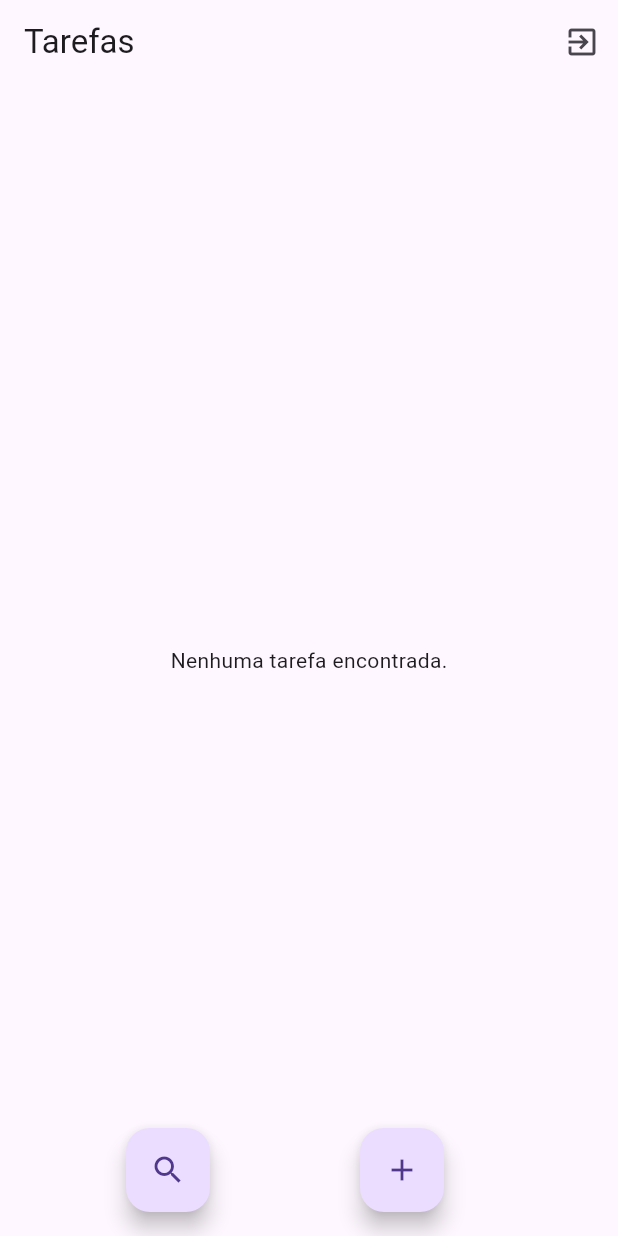
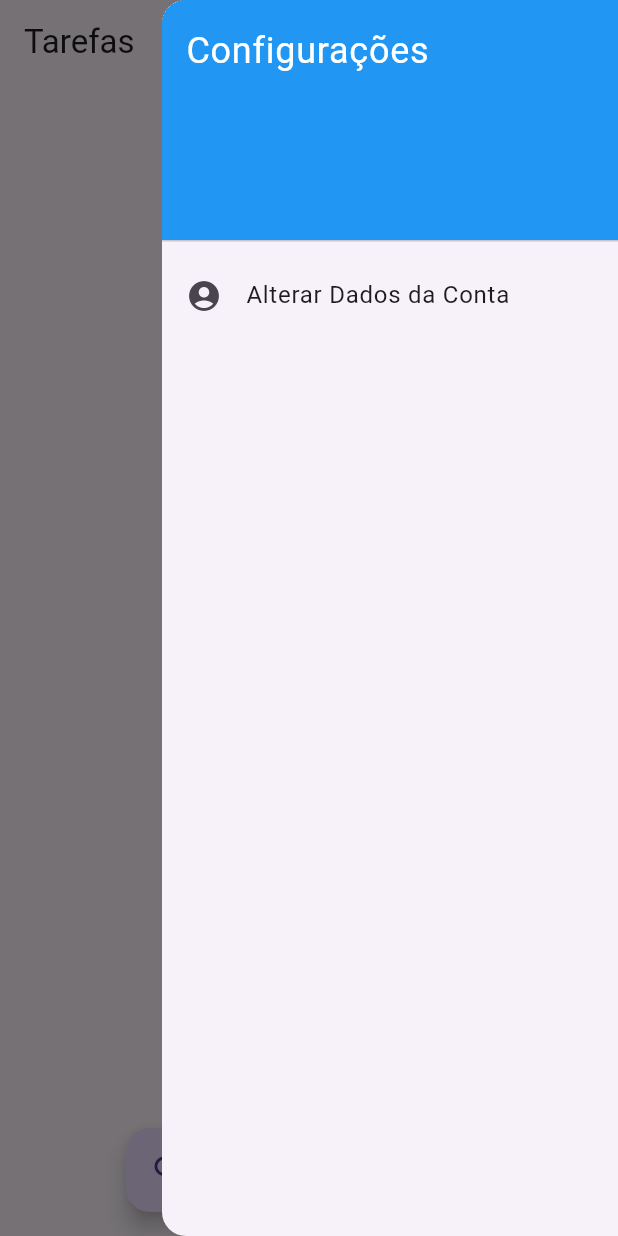
Before and after one commit to MurilloLeoni/avaliacao-final-flutter, a Flutter app: the PrincipalView screen opened by its route, with the side drawer open (before the commit the screen has no drawer), on a phone screen of 412 x 824 dp. Run offline on Flutter 3.47's test engine with Material 3 defaults, Android fonts, the phone set to English and light mode, and no system bars; our stand-ins replace cloud_firestore, device_preview, firebase_auth, firebase_core; accounts and stored records are empty.

Commit message:
tentando adicionar tela de atualizar dados

```diff
--- a/lib/main.dart
+++ b/lib/main.dart
@@ -5,6 +5,7 @@ import 'package:firebase_core/firebase_core.dart';
 import 'package:flutter/material.dart';
 
 import 'firebase_options.dart';
+import 'view/alterar_dados_view.dart';
 import 'view/cadastrar_view.dart';
 import 'view/login_view.dart';
 import 'view/principal_view.dart';
@@ -42,6 +43,7 @@ class MainApp extends StatelessWidget {
         'principal': (context) => PrincipalView(),
         'sobre': (context) => SobreView(),
         //'buscar': (context) => Buscarview(),
+        'alterar': (context) => AlterarDadosView(),
       },
     );
   }
--- a/lib/view/principal_view.dart
+++ b/lib/view/principal_view.dart
@@ -7,6 +7,7 @@ import '../controller/login_controller.dart';
 import '../controller/tarefa_controller.dart';
 import '../model/tarefa.dart';
 import 'buscar_view.dart';
+import 'alterar_dados_view.dart'; // Importar a nova tela
 
 class PrincipalView extends StatefulWidget {
   const PrincipalView({super.key});
@@ -19,9 +20,13 @@ class _PrincipalViewState extends State<PrincipalView> {
   var txtTitulo = TextEditingController();
   var txtDescricao = TextEditingController();
 
+  // Criação da chave global para o Scaffold
+  final GlobalKey<ScaffoldState> _scaffoldKey = GlobalKey<ScaffoldState>();
+
   @override
   Widget build(BuildContext context) {
     return Scaffold(
+      key: _scaffoldKey, // Definindo a chave no Scaffold
       appBar: AppBar(
         title: Text('Tarefas'),
         automaticallyImplyLeading: false,
@@ -33,56 +38,72 @@ class _PrincipalViewState extends State<PrincipalView> {
             },
             icon: Icon(Icons.exit_to_app),
           ),
+          IconButton(
+            onPressed: () {
+              // Usando a chave para abrir o endDrawer
+              _scaffoldKey.currentState?.openEndDrawer();
+            },
+            icon: Icon(Icons.settings), // Botão de engrenagem
+          ),
         ],
       ),
-
-      // BODY
-
+      endDrawer: Drawer(
+        // Adicionar o Drawer lateral
+        child: ListView(
+          padding: EdgeInsets.zero,
+          children: <Widget>[
+            DrawerHeader(
+              decoration: BoxDecoration(
+                color: Colors.blue,
+              ),
+              child: Text(
+                'Configurações',
+                style: TextStyle(
+                  color: Colors.white,
+                  fontSize: 24,
+                ),
+              ),
+            ),
+            ListTile(
+              leading: Icon(Icons.account_circle),
+              title: Text('Alterar Dados da Conta'),
+              onTap: () {
+                Navigator.push(
+                  context,
+                  MaterialPageRoute(builder: (context) => AlterarDadosView()),
+                );
+              },
+            ),
+            // Outras opções podem ser adicionadas aqui
+          ],
+        ),
+      ),
       body: Padding(
         padding: const EdgeInsets.all(20.0),
-        //
-        // Exibir as TAREFAS
-        //
         child: StreamBuilder<QuerySnapshot>(
-          //fluxo de dados
           stream: TarefaController().listar().snapshots(),
-
-          //exibição dos dados
           builder: (context, snapshot) {
-            //verificar o status da conexão
             switch (snapshot.connectionState) {
-              //sem conexão com do Firebase
               case ConnectionState.none:
                 return Center(
                   child: Text('Não foi possível conectar ao banco de dados'),
                 );
-
-              //aguardando a recuperação dos dados
               case ConnectionState.waiting:
                 return Center(
                   child: CircularProgressIndicator(),
                 );
-
-              //recuperar e exibir os dados
               default:
                 final dados = snapshot.requireData;
                 if (dados.size > 0) {
-                  //
-                  // LISTVIEW
-                  //
                   return ListView.builder(
                     itemCount: dados.size,
                     itemBuilder: (context, index) {
-                      //ID do documento
                       String id = dados.docs[index].id;
                       dynamic item = dados.docs[index].data();
 
                       return ListTile(
                         title: Text(item['titulo']),
                         subtitle: Text(item['descricao']),
-                        //
-                        // EDITAR e EXCLUIR
-                        //
                         trailing: SizedBox(
                           width: 80,
                           child: Row(
@@ -116,10 +137,6 @@ class _PrincipalViewState extends State<PrincipalView> {
           },
         ),
       ),
-
-      ///
-      /// Linha de botoes flutuantes
-      ///
       floatingActionButton: Row(
         mainAxisAlignment: MainAxisAlignment.spaceEvenly,
         children: [
@@ -143,14 +160,10 @@ class _PrincipalViewState extends State<PrincipalView> {
     );
   }
 
-  //
-  // ADICIONAR TAREFA
-  //
   void salvarTarefa(context, {docId}) {
     showDialog(
       context: context,
       builder: (BuildContext context) {
-        // retorna um objeto do tipo Dialog
         return AlertDialog(
           title: Text((docId == null) ? "Adicionar Tarefa" : "Editar Tarefa"),
           content: SizedBox(
@@ -192,7 +205,6 @@ class _PrincipalViewState extends State<PrincipalView> {
             ElevatedButton(
               child: Text("salvar"),
               onPressed: () {
-                //instanciar um OBJETO Tarefa
                 var t = Tarefa(
                   LoginController().idUsuario(),
                   txtTitulo.text,
@@ -200,16 +212,14 @@ class _PrincipalViewState extends State<PrincipalView> {
                 );
 
                 if (docId == null) {
-                  //adicionar tarefa
                   TarefaController().adicionar(context, t);
                 } else {
-                  //atualizar tarefa
                   TarefaController().atualizar(context, docId, t);
                 }
 
-                //limpar os campos de texto
                 txtTitulo.clear();
                 txtDescricao.clear();
+                Navigator.of(context).pop(); // Fechar o diálogo ao salvar
               },
             ),
           ],
```
Also changed, not shown: lib/controller/login_controller.dart (+34 -0 lines), lib/view/alterar_dados_view.dart (added, +131 -0 lines), lib/view/login_view.dart (+19 -4 lines).
